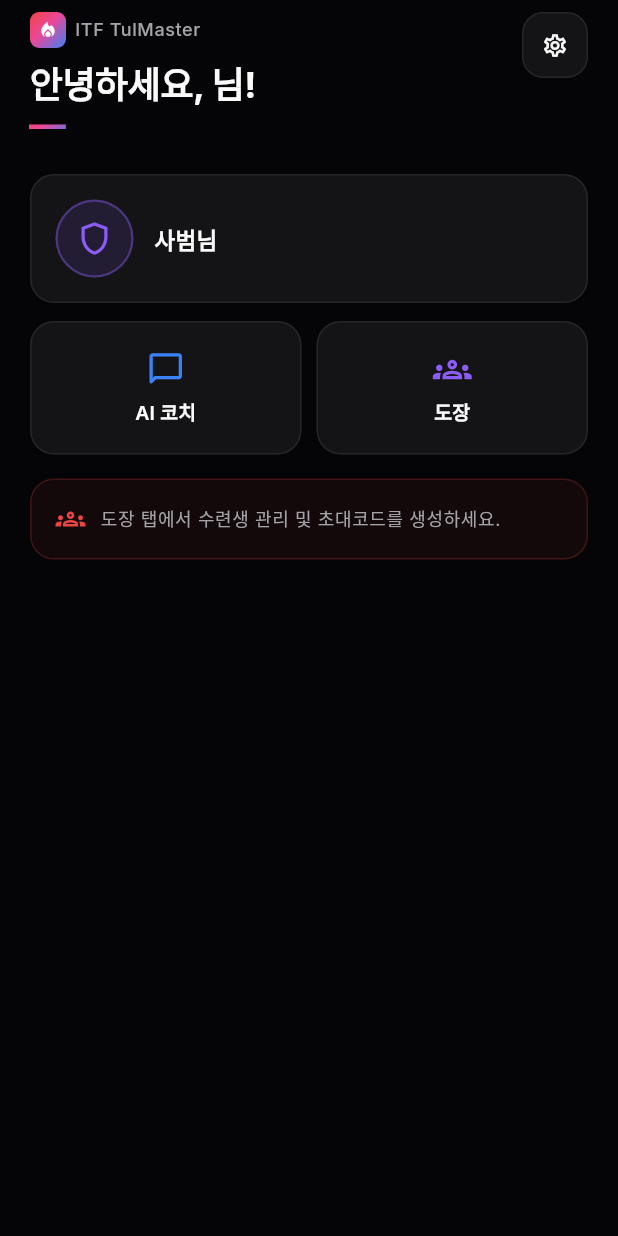
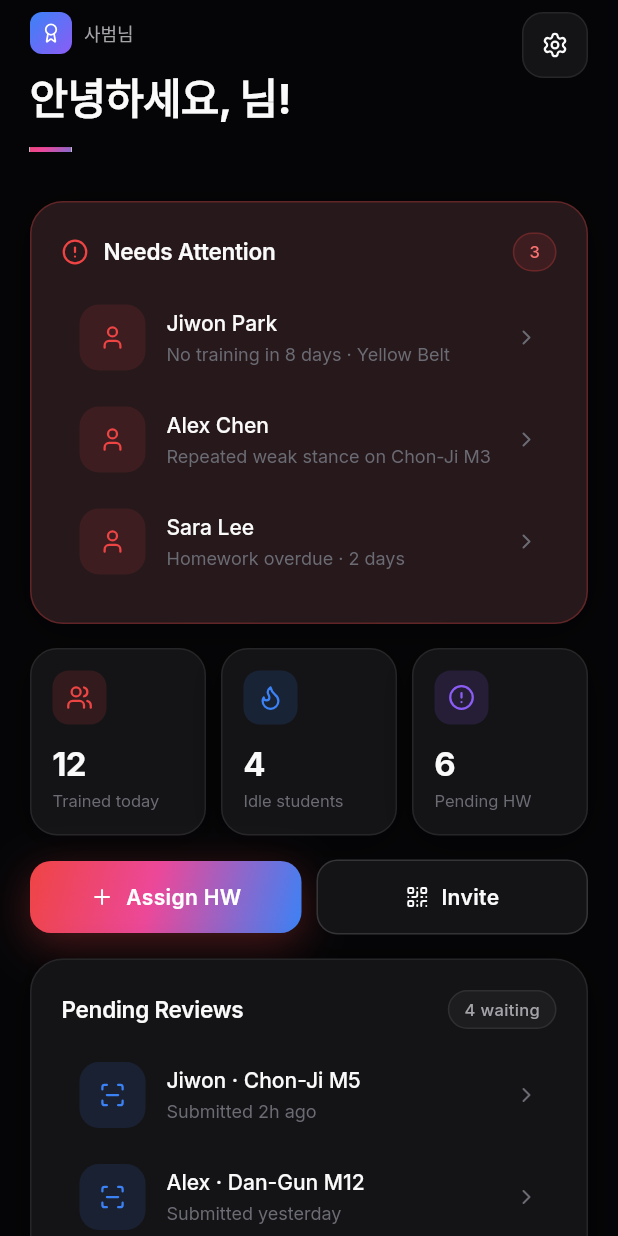
Before and after one commit to piney62/taekwon-design, a Flutter app: the _InstructorHome screen opened directly with empty values, on a phone screen of 412 x 824 dp. Run offline on Flutter 3.47's test engine with Material 3 defaults, Android fonts, the phone set to English and light mode, and no system bars; our stand-ins replace cached_network_image, chewie, dotted_border, easy_localization, fl_chart, flutter_riverpod and 9 more; missing offline and left inert: dart:html, dart:ui_web; accounts and stored records are empty.

Commit message:
Phase 3-3: redesign Instructor HomeScreen with design-system widgets
Co-Authored-By: Claude Sonnet 4.6 <noreply@anthropic.com>

```diff
--- a/ITF_Client/lib/features/home/presentation/home_screen.dart
+++ b/ITF_Client/lib/features/home/presentation/home_screen.dart
@@ -5,7 +5,6 @@ import 'package:go_router/go_router.dart';
 import 'package:lucide_icons/lucide_icons.dart';
 
 import '../../../core/router/app_routes.dart';
-import '../../../core/theme/app_colors.dart';
 import '../../../core/theme/tul_gradients.dart';
 import '../../../core/theme/tul_palette.dart';
 import '../../../core/theme/tul_radius.dart';
@@ -16,6 +15,7 @@ import '../../../shared/widgets/gradient_text.dart';
 import '../../../shared/widgets/list_row.dart';
 import '../../../shared/widgets/stat_card.dart';
 import '../../../shared/widgets/tul_buttons.dart';
+import '../../../shared/widgets/badge.dart';
 import '../../../shared/widgets/tul_card.dart';
 import '../../auth/application/providers.dart';
 import '../../journal/application/providers.dart';
@@ -451,195 +451,199 @@ class _InstructorHome extends ConsumerWidget {
 
   @override
   Widget build(BuildContext context, WidgetRef ref) {
-    final beltColor = AppColors.accent;
+    final palette = context.tul;
     return Scaffold(
       body: SafeArea(
         bottom: false,
         child: ListView(
-          padding: const EdgeInsets.fromLTRB(
-              20, 8, 20, kAppShellContentBottomInset),
+          padding: const EdgeInsets.fromLTRB(20, 8, 20, kAppShellContentBottomInset),
           children: [
-            // ── Header ──────────────────────────────────────────────
-            Row(
-              crossAxisAlignment: CrossAxisAlignment.start,
-              children: [
-                Expanded(
+            _InstructorHeader(authState: authState),
+            const SizedBox(height: 20),
+
+            // ── Needs Attention ──────────────────────────────────────
+            TulCard(
+              borderColor: palette.primary.withValues(alpha: 0.3),
+              background: Color.alphaBlend(
+                palette.primary.withValues(alpha: 0.08),
+                palette.card,
+              ),
               child: Column(
                 crossAxisAlignment: CrossAxisAlignment.start,
                 children: [
                   Row(
                     children: [
-                          Container(
-                            width: 24,
-                            height: 24,
-                            decoration: BoxDecoration(
-                              gradient: AppColors.gradMain,
-                              borderRadius: BorderRadius.circular(6),
-                            ),
-                            child: const Icon(
-                              Icons.local_fire_department,
-                              size: 13,
-                              color: Colors.white,
+                      Icon(LucideIcons.alertCircle, size: 18, color: palette.primary),
+                      const SizedBox(width: 10),
+                      Expanded(
+                        child: Text(
+                          'Needs Attention',
+                          style: TulTextStyles.cardHeader(color: palette.text),
                         ),
                       ),
-                          const SizedBox(width: 6),
-                          Text(
-                            'ITF TulMaster',
-                            style: Theme.of(context)
-                                .textTheme
-                                .bodySmall
-                                ?.copyWith(
-                                  color: AppColors.textSecondary,
-                                  fontWeight: FontWeight.w500,
-                                ),
-                          ),
+                      const TulBadge(label: '3', color: TulBadgeColor.red),
                     ],
                   ),
                   const SizedBox(height: 10),
-                      Text(
-                        'home.greeting'.tr(namedArgs: {'name': ''}),
-                        style: Theme.of(context)
-                            .textTheme
-                            .headlineLarge
-                            ?.copyWith(height: 1.1),
+                  const ListRow(
+                    icon: LucideIcons.user,
+                    iconColor: ListRowColor.primary,
+                    title: 'Jiwon Park',
+                    sub: 'No training in 8 days · Yellow Belt',
                   ),
-                      ShaderMask(
-                        shaderCallback: (b) =>
-                            AppColors.gradMain.createShader(b),
-                        child: Text(
-                          authState.displayName.isEmpty
-                              ? '—'
-                              : authState.displayName,
-                          style: Theme.of(context)
-                              .textTheme
-                              .headlineLarge
-                              ?.copyWith(
-                                color: Colors.white,
-                                height: 1.1,
+                  const ListRow(
+                    icon: LucideIcons.user,
+                    iconColor: ListRowColor.primary,
+                    title: 'Alex Chen',
+                    sub: 'Repeated weak stance on Chon-Ji M3',
                   ),
-                        ),
+                  const ListRow(
+                    icon: LucideIcons.user,
+                    iconColor: ListRowColor.primary,
+                    title: 'Sara Lee',
+                    sub: 'Homework overdue · 2 days',
                   ),
                 ],
               ),
             ),
-                InkWell(
-                  onTap: () => context.push(AppRoutes.settings),
-                  borderRadius: BorderRadius.circular(14),
-                  child: Container(
-                    width: 44,
-                    height: 44,
-                    decoration: BoxDecoration(
-                      color: AppColors.surface,
-                      borderRadius: BorderRadius.circular(14),
-                      border: Border.all(color: AppColors.border),
-                    ),
-                    child: const Icon(
-                      Icons.settings_outlined,
-                      size: 18,
-                      color: AppColors.textPrimary,
+            const SizedBox(height: 16),
+
+            // ── Stats row ────────────────────────────────────────────
+            const Row(
+              children: [
+                Expanded(
+                  child: StatCard(
+                    icon: LucideIcons.users,
+                    value: '12',
+                    label: 'Trained today',
+                    color: StatCardColor.primary,
                   ),
                 ),
-                ),
-              ],
-            ),
-            const SizedBox(height: 20),
-
-            // ── Instructor profile badge ─────────────────────────────
-            Container(
-              padding: const EdgeInsets.all(16),
-              decoration: BoxDecoration(
-                color: AppColors.surface,
-                borderRadius: BorderRadius.circular(16),
-                border: Border.all(color: AppColors.border),
-              ),
-              child: Row(
-                children: [
-                  Container(
-                    width: 52,
-                    height: 52,
-                    decoration: BoxDecoration(
-                      color: beltColor.withValues(alpha: 0.12),
-                      shape: BoxShape.circle,
-                      border: Border.all(
-                        color: beltColor.withValues(alpha: 0.4),
-                        width: 1.5,
+                SizedBox(width: 10),
+                Expanded(
+                  child: StatCard(
+                    icon: LucideIcons.flame,
+                    value: '4',
+                    label: 'Idle students',
+                    color: StatCardColor.secondary,
                   ),
                 ),
-                    child:
-                        Icon(Icons.shield_outlined, color: beltColor, size: 26),
-                  ),
-                  const SizedBox(width: 14),
+                SizedBox(width: 10),
                 Expanded(
-                    child: Column(
-                      crossAxisAlignment: CrossAxisAlignment.start,
-                      children: [
-                        Text(
-                          authState.danRank.isNotEmpty
-                              ? authState.danRank
-                              : 'auth.roleInstructor'.tr(),
-                          style: Theme.of(context).textTheme.titleMedium,
-                        ),
-                        if (authState.dojoName.isNotEmpty)
-                          Text(
-                            authState.dojoName,
-                            style:
-                                Theme.of(context).textTheme.bodySmall?.copyWith(
-                                      color: AppColors.textSecondary,
-                                    ),
-                          ),
-                      ],
-                    ),
-                  ),
-                ],
-              ),
-            ),
-            const SizedBox(height: 12),
-
-            // ── Quick actions ────────────────────────────────────────
-            Row(
-              children: [
-                Expanded(
-                  child: _ActionTile(
-                    icon: Icons.chat_bubble_outline_rounded,
-                    label: 'home.askCoach'.tr(),
-                    color: AppColors.secondary,
-                    onTap: () => context.go(AppRoutes.coach),
-                  ),
-                ),
-                const SizedBox(width: 10),
-                Expanded(
-                  child: _ActionTile(
-                    icon: Icons.groups_outlined,
-                    label: 'nav.dojo'.tr(),
-                    color: AppColors.accent,
-                    onTap: () => context.go(AppRoutes.journal),
+                  child: StatCard(
+                    icon: LucideIcons.alertCircle,
+                    value: '6',
+                    label: 'Pending HW',
+                    color: StatCardColor.accent,
                   ),
                 ),
               ],
             ),
             const SizedBox(height: 16),
 
-            // ── Dojo hint card ───────────────────────────────────────
-            Container(
-              padding: const EdgeInsets.all(16),
-              decoration: BoxDecoration(
-                color: AppColors.primary.withValues(alpha: 0.06),
-                borderRadius: BorderRadius.circular(16),
-                border: Border.all(
-                    color: AppColors.primary.withValues(alpha: 0.2)),
+            // ── Quick actions ────────────────────────────────────────
+            Row(
+              children: [
+                Expanded(
+                  child: TulPrimaryButton(
+                    label: 'Assign HW',
+                    icon: LucideIcons.plus,
+                    onPressed: () => context.go(AppRoutes.journal),
                   ),
-              child: Row(
-                children: [
-                  const Icon(Icons.groups_outlined,
-                      color: AppColors.primary, size: 20),
+                ),
                 const SizedBox(width: 10),
                 Expanded(
-                    child: Text(
-                      'home.instructorDojoHint'.tr(),
-                      style: Theme.of(context).textTheme.bodySmall?.copyWith(
-                            color: AppColors.textSecondary,
+                  child: TulSecondaryButton(
+                    label: 'Invite',
+                    icon: LucideIcons.qrCode,
+                    onPressed: () {},
                   ),
                 ),
+              ],
+            ),
+            const SizedBox(height: 16),
+
+            // ── Pending Reviews ──────────────────────────────────────
+            TulCard(
+              child: Column(
+                crossAxisAlignment: CrossAxisAlignment.start,
+                children: [
+                  Row(
+                    children: [
+                      Expanded(
+                        child: Text(
+                          'Pending Reviews',
+                          style: TulTextStyles.cardHeader(color: palette.text),
+                        ),
+                      ),
+                      const TulBadge(label: '4 waiting', color: TulBadgeColor.muted),
+                    ],
+                  ),
+                  const SizedBox(height: 10),
+                  ListRow(
+                    icon: LucideIcons.scanLine,
+                    iconColor: ListRowColor.secondary,
+                    title: 'Jiwon · Chon-Ji M5',
+                    sub: 'Submitted 2h ago',
+                    onTap: () => context.go(AppRoutes.journal),
+                  ),
+                  ListRow(
+                    icon: LucideIcons.scanLine,
+                    iconColor: ListRowColor.secondary,
+                    title: 'Alex · Dan-Gun M12',
+                    sub: 'Submitted yesterday',
+                    onTap: () => context.go(AppRoutes.journal),
+                  ),
+                  ListRow(
+                    icon: LucideIcons.scanLine,
+                    iconColor: ListRowColor.secondary,
+                    title: 'Sara · Do-San M2',
+                    sub: 'Submitted 2 days ago',
+                    onTap: () => context.go(AppRoutes.journal),
+                  ),
+                ],
+              ),
+            ),
+            const SizedBox(height: 16),
+
+            // ── Dojang Snapshot ──────────────────────────────────────
+            TulCard(
+              child: Column(
+                crossAxisAlignment: CrossAxisAlignment.stretch,
+                children: [
+                  Row(
+                    children: [
+                      Expanded(
+                        child: Text(
+                          'Dojang Snapshot',
+                          style: TulTextStyles.cardHeader(color: palette.text),
+                        ),
+                      ),
+                      TulGhostButton(
+                        label: 'Open',
+                        onPressed: () => context.go(AppRoutes.journal),
+                      ),
+                    ],
+                  ),
+                  const SizedBox(height: 14),
+                  Row(
+                    children: [
+                      Expanded(
+                        child: _InstructorMiniStat(
+                          value: '28',
+                          label: 'Total students',
+                          gradient: false,
+                        ),
+                      ),
+                      const SizedBox(width: 10),
+                      Expanded(
+                        child: _InstructorMiniStat(
+                          value: '78%',
+                          label: 'Weekly activity',
+                          gradient: true,
+                        ),
+                      ),
+                    ],
                   ),
                 ],
               ),
@@ -651,46 +655,126 @@ class _InstructorHome extends ConsumerWidget {
   }
 }
 
-class _ActionTile extends StatelessWidget {
-  const _ActionTile({
-    required this.icon,
-    required this.label,
-    required this.color,
-    required this.onTap,
-  });
+// ── Instructor header ─────────────────────────────────────────────────────────
 
-  final IconData icon;
-  final String label;
-  final Color color;
-  final VoidCallback onTap;
+class _InstructorHeader extends StatelessWidget {
+  const _InstructorHeader({required this.authState});
+
+  final dynamic authState;
 
   @override
   Widget build(BuildContext context) {
-    return InkWell(
-      onTap: onTap,
-      borderRadius: BorderRadius.circular(16),
-      child: Container(
-        padding: const EdgeInsets.symmetric(vertical: 18),
+    final palette = context.tul;
+    final rankLabel = (authState.danRank as String).isNotEmpty
+        ? authState.danRank as String
+        : 'auth.roleInstructor'.tr();
+    return Row(
+      crossAxisAlignment: CrossAxisAlignment.start,
+      children: [
+        Expanded(
+          child: Column(
+            crossAxisAlignment: CrossAxisAlignment.start,
+            children: [
+              Row(
+                children: [
+                  Container(
+                    width: 28,
+                    height: 28,
+                    alignment: Alignment.center,
                     decoration: BoxDecoration(
-          color: AppColors.surface,
-          borderRadius: BorderRadius.circular(16),
-          border: Border.all(color: AppColors.border, width: 1),
+                      gradient: TulGradients.instructor,
+                      borderRadius: BorderRadius.circular(8),
                     ),
-        child: Column(
-          mainAxisSize: MainAxisSize.min,
-          children: [
-            Icon(icon, color: color, size: 26),
-            const SizedBox(height: 6),
+                    child: const Icon(LucideIcons.award, size: 14, color: Colors.white),
+                  ),
+                  const SizedBox(width: 8),
+                  Text(rankLabel, style: TulTextStyles.small(color: palette.text2)),
+                ],
+              ),
+              const SizedBox(height: 12),
               Text(
-              label,
-              style: Theme.of(context).textTheme.labelLarge?.copyWith(
-                    fontSize: 13,
+                'home.greeting'.tr(namedArgs: {'name': ''}),
+                style: TulTextStyles.title(color: palette.text),
               ),
-              textAlign: TextAlign.center,
+              GradientText(
+                (authState.displayName as String).isEmpty ? '—' : authState.displayName as String,
+                gradient: TulGradients.brand,
+                style: TulTextStyles.title(),
               ),
             ],
           ),
         ),
+        const SizedBox(width: 12),
+        Material(
+          color: palette.card,
+          borderRadius: TulRadius.brLg,
+          child: InkWell(
+            onTap: () => context.push(AppRoutes.settings),
+            borderRadius: TulRadius.brLg,
+            child: Container(
+              width: 44,
+              height: 44,
+              decoration: BoxDecoration(
+                borderRadius: TulRadius.brLg,
+                border: Border.all(color: palette.border),
+              ),
+              alignment: Alignment.center,
+              child: Icon(LucideIcons.settings, size: 18, color: palette.text),
+            ),
+          ),
+        ),
+      ],
     );
   }
 }
+
+// ── Instructor mini-stat ──────────────────────────────────────────────────────
+
+class _InstructorMiniStat extends StatelessWidget {
+  const _InstructorMiniStat({
+    required this.value,
+    required this.label,
+    required this.gradient,
+  });
+
+  final String value;
+  final String label;
+  final bool gradient;
+
+  @override
+  Widget build(BuildContext context) {
+    final palette = context.tul;
+    return Container(
+      padding: const EdgeInsets.all(14),
+      decoration: BoxDecoration(
+        color: palette.text.withValues(alpha: 0.03),
+        borderRadius: TulRadius.brLg,
+      ),
+      child: Column(
+        crossAxisAlignment: CrossAxisAlignment.start,
+        children: [
+          gradient
+              ? GradientText(
+                  value,
+                  gradient: TulGradients.brand,
+                  style: const TextStyle(
+                    fontSize: 24,
+                    fontWeight: FontWeight.w700,
+                    letterSpacing: -0.48,
+                  ),
+                )
+              : Text(
+                  value,
+                  style: const TextStyle(
+                    fontSize: 24,
+                    fontWeight: FontWeight.w700,
+                    letterSpacing: -0.48,
+                  ),
+                ),
+          const SizedBox(height: 4),
+          Text(label, style: TulTextStyles.tiny(color: palette.text3)),
+        ],
+      ),
+    );
+  }
+}
```
Lines whose indentation alone changed are shown as unchanged.
